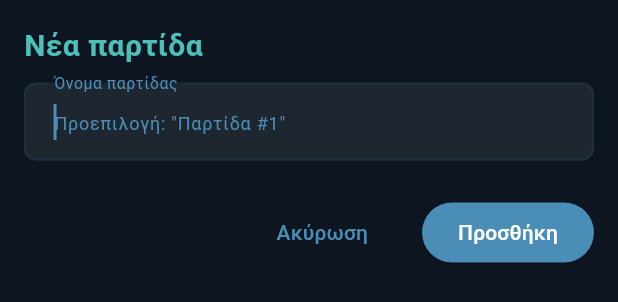
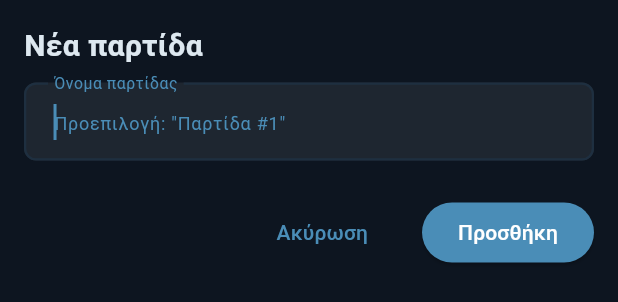
Before and after one commit to kkesidis/score-mate, a Flutter app: the SessionForm widget shown alone on an empty page, opened directly with empty values, on a phone screen of 412 x 824 dp. Shown: the top 302 px of the screen. Run offline on Flutter 3.47's test engine with Material 3 defaults, Android fonts, the phone set to English and light mode, and no system bars; our stand-ins replace isar; accounts and stored records are empty; generated files the repository leaves out were written again.

Commit message:
fix: session form title coloring

```diff
--- a/lib/widgets/session_form.dart
+++ b/lib/widgets/session_form.dart
@@ -1,6 +1,5 @@
 import 'package:flutter/material.dart';
 import '../models/board_game.dart';
-import '../theme/app_theme.dart';
 import '../l10n/app_localizations.dart';
 
 class SessionForm extends StatefulWidget {
@@ -59,10 +58,9 @@ class _SessionFormState extends State<SessionForm> {
         children: [
           Text(
             isEditing ? l10n.renameSession : l10n.newSession,
-            style: TextStyle(
+            style: const TextStyle(
               fontSize: 20,
               fontWeight: FontWeight.bold,
-              color: Theme.of(context).colorScheme.tertiary,
             ),
           ),
 
```
